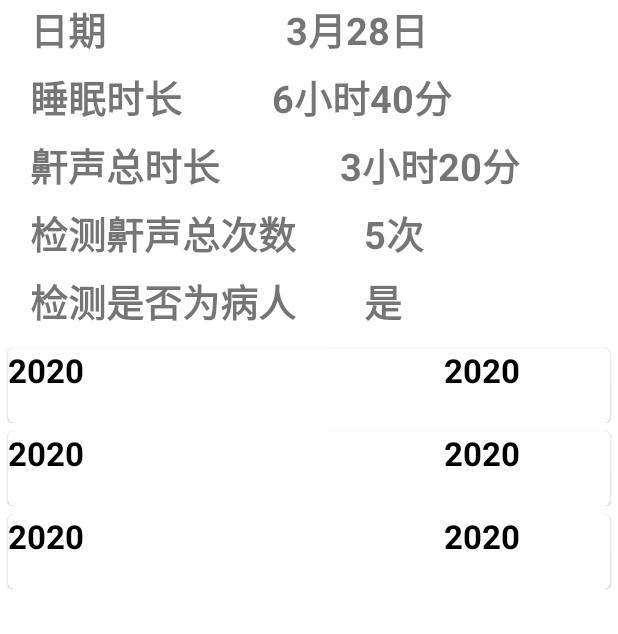
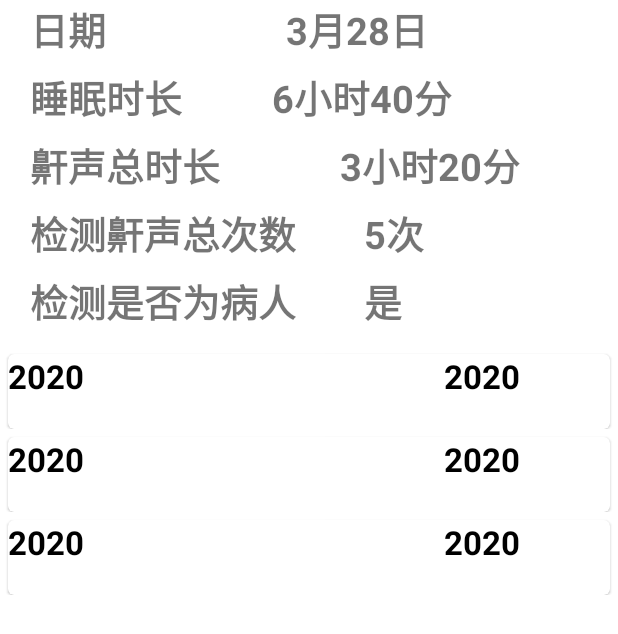
Before and after one commit to CoelisMyName/SRP-Project, an Android app: the layout fragment_detail.xml on its own in the app's theme, with its tools: preview values and no code run, on a phone screen of 412 x 824 dp. Shown: the top 634 px of the screen. Run offline under Robolectric (Android 15) with nearby library versions, the phone set to English and light mode, and no system bars.

Commit message:
ui_update

```diff
--- a/app/src/main/res/layout/fragment_detail.xml
+++ b/app/src/main/res/layout/fragment_detail.xml
@@ -133,10 +133,11 @@
     </androidx.constraintlayout.widget.ConstraintLayout>
 
     <androidx.recyclerview.widget.RecyclerView
+        android:id="@+id/recycler"
         android:layout_width="match_parent"
         android:layout_height="wrap_content"
-        tools:listitem="@layout/item_report"
-        android:id="@+id/recycler"
-        app:layout_constraintTop_toBottomOf="@id/info" />
+        android:layout_marginTop="4dp"
+        app:layout_constraintTop_toBottomOf="@id/info"
+        tools:listitem="@layout/item_report" />
 
 </androidx.constraintlayout.widget.ConstraintLayout>
```
